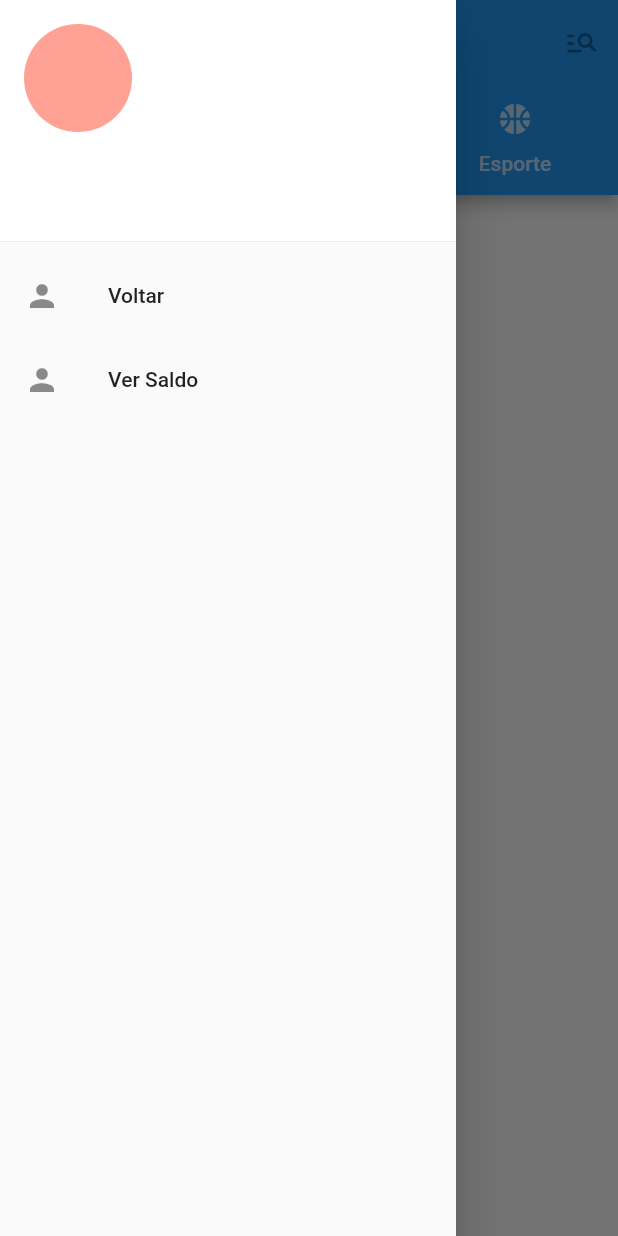
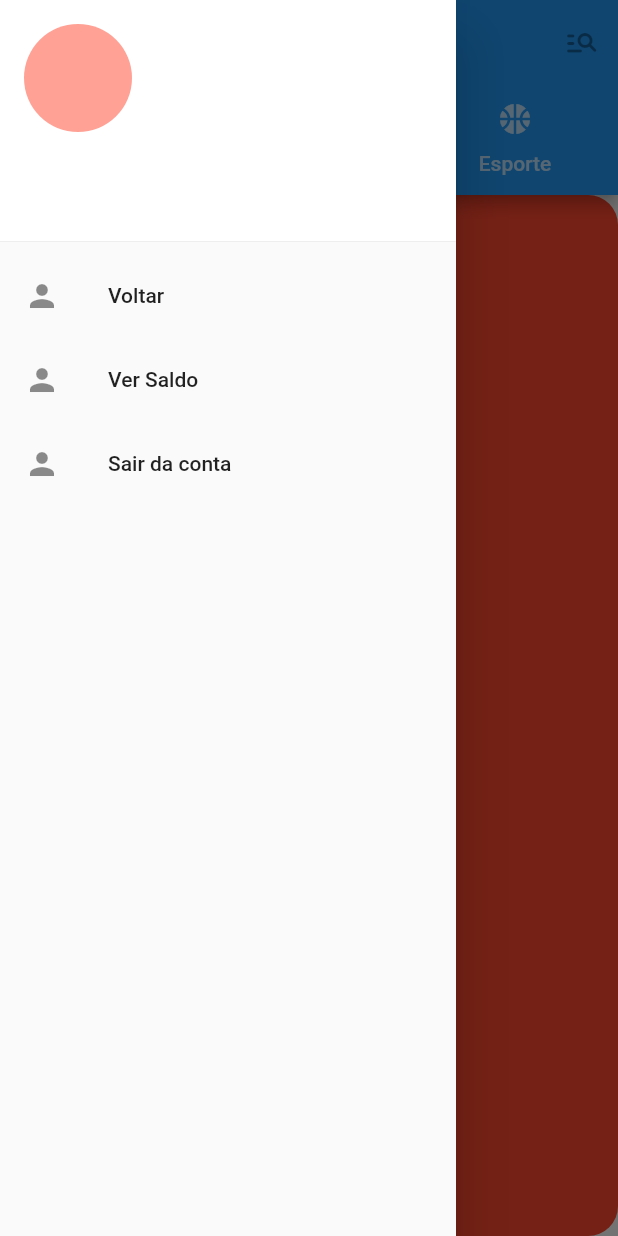
Before and after one commit to megarubber/taubacare, a Flutter app: the Home screen opened by its route, with the side drawer open, on a phone screen of 412 x 824 dp. Run offline on Flutter 3.47's test engine with Material 2 defaults, Android fonts, the phone set to English and light mode, and no system bars; our stand-ins replace mask_text_input_formatter; project files that could hold a hidden picture were left out.

Commit message:
refactor: new listtiles on drawer

```diff
--- a/lib/screens/home.dart
+++ b/lib/screens/home.dart
@@ -47,7 +47,27 @@ class _HomeState extends State<Home> {
         ),
         body: TabBarView(
           children: <Widget>[
-
+            SizedBox(
+              child: Container(
+                padding: const EdgeInsets.all(30),
+                height: 180,
+                width: 150,
+                decoration: BoxDecoration(
+                  color: ProjectColors.red,
+                  borderRadius: BorderRadius.circular(20)
+                )
+              )
+            ),
+            SizedBox(
+              child: Center(
+                child: Text('Tab Page 1'),
+              ),
+            ),
+            SizedBox(
+              child: Center(
+                child: Text('Tab Page 1'),
+              ),
+            ),
           ]
         ),
         drawer: Drawer(
@@ -70,6 +90,10 @@ class _HomeState extends State<Home> {
                 leading: const Icon(Icons.person),
                 title: const Text('Ver Saldo')
               ),
+              ListTile(
+                leading: const Icon(Icons.person),
+                title: const Text('Sair da conta')
+              ),
             ]
           )
         )
```
